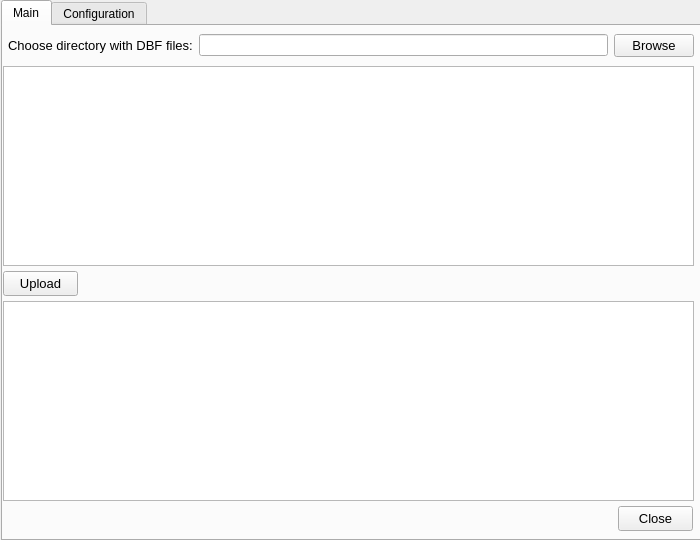
Old version of the form gui.ui in the repository StanleyKubrik/DBFLoaderToSQL.
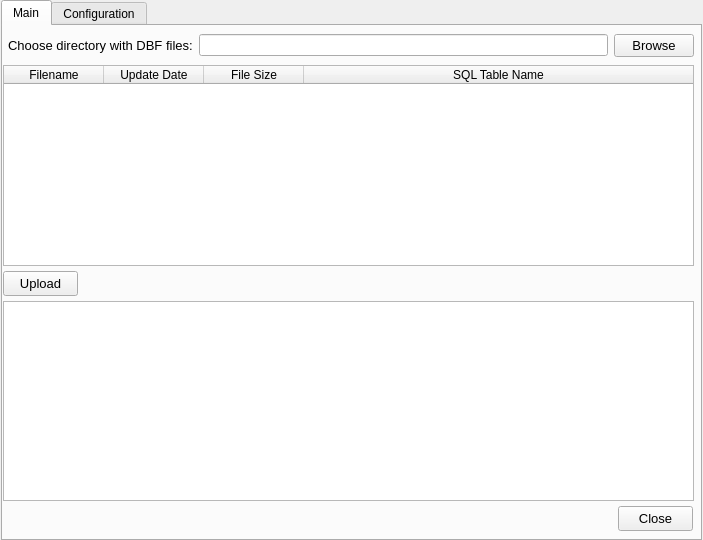
New version of the form.

What changed in the file:
```diff
--- a/gui.ui
+++ b/gui.ui
@@ -6,7 +6,7 @@
    <rect>
     <x>0</x>
     <y>0</y>
-    <width>700</width>
+    <width>703</width>
     <height>540</height>
    </rect>
   </property>
@@ -86,9 +86,9 @@
       <property name="geometry">
        <rect>
         <x>0</x>
-        <y>40</y>
+        <y>39</y>
         <width>691</width>
-        <height>200</height>
+        <height>201</height>
        </rect>
       </property>
       <property name="frameShape">
@@ -110,7 +110,7 @@
        <number>4</number>
       </property>
       <attribute name="horizontalHeaderVisible">
-       <bool>false</bool>
+       <bool>true</bool>
       </attribute>
       <attribute name="horizontalHeaderCascadingSectionResizes">
        <bool>false</bool>
```
Left out of the diff: 26 changed lines with no effect on the pictures.
